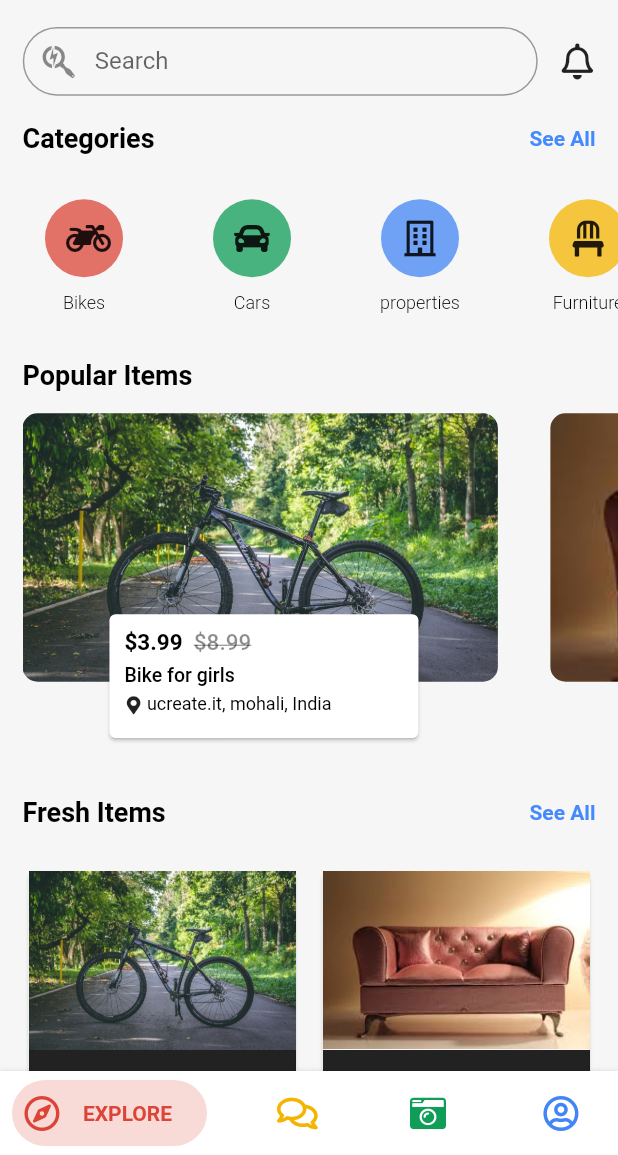
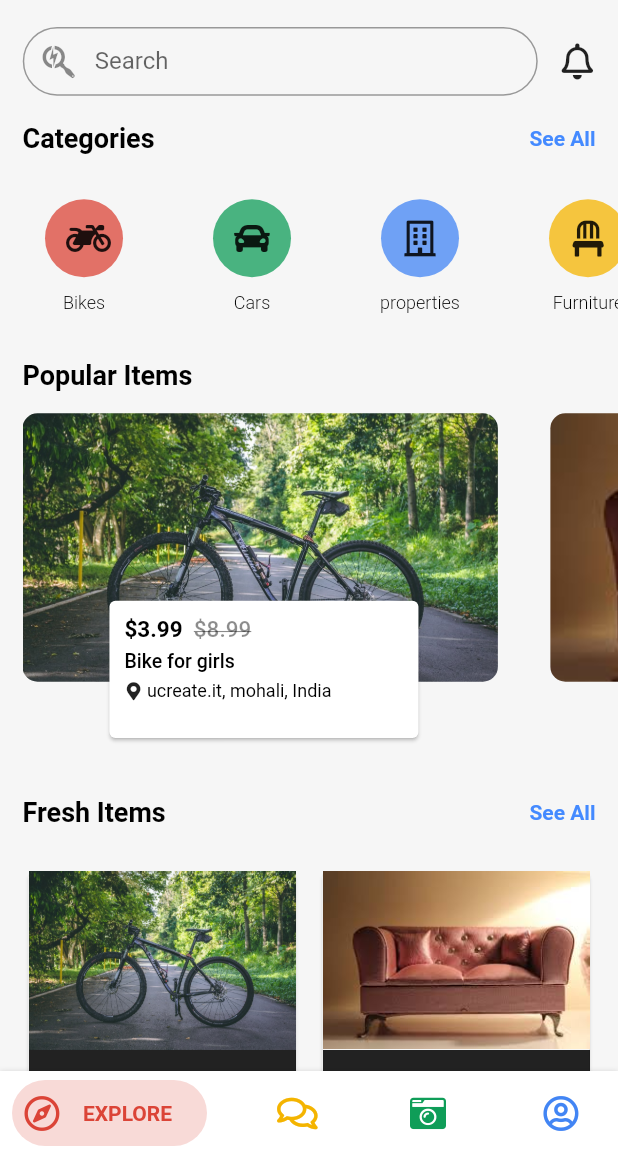
Before and after one commit to DineshRajput21/buyAndsell-Flutter, a Flutter app: the screen it shows after launch, on a phone screen of 412 x 824 dp, the part 81-1236 px from its top. Run offline on Flutter 3.47's test engine with Material 2 defaults, Android fonts, the phone set to English and light mode, and no system bars; drawn by our look-alikes of bottom_navy_bar; our stand-ins replace carousel_pro, flutter_slidable, font_awesome_flutter, shimmer; missing offline and left inert: flip_panel.

Commit message:
merge code

```diff
--- a/lib/screens/tabScreens/explore/widgets/PopularAds.dart
+++ b/lib/screens/tabScreens/explore/widgets/PopularAds.dart
@@ -5,7 +5,7 @@ import 'package:font_awesome_flutter/font_awesome_flutter.dart';
 import 'package:flip_panel/flip_panel.dart';
 
 class PopularAds extends StatelessWidget {
-  List<Map<String, dynamic>> addsArray = [
+  final List<Map<String, dynamic>> addsArray = [
     {
       'icon': 'assets/images/recommendImages/cycle.jpeg',
       'name': 'Bike for girls',
@@ -72,7 +72,7 @@ class PopularAds extends StatelessWidget {
                           child: Card(
                             child: Container(
                               width: width / 2,
-                              height: width / 5,
+                              height: width / 4.5,
                               padding: EdgeInsets.all(10.0),
                               child: Column(
                                 crossAxisAlignment: CrossAxisAlignment.start,
```
Also changed, not shown: pubspec.yaml (+0 -32 lines).
